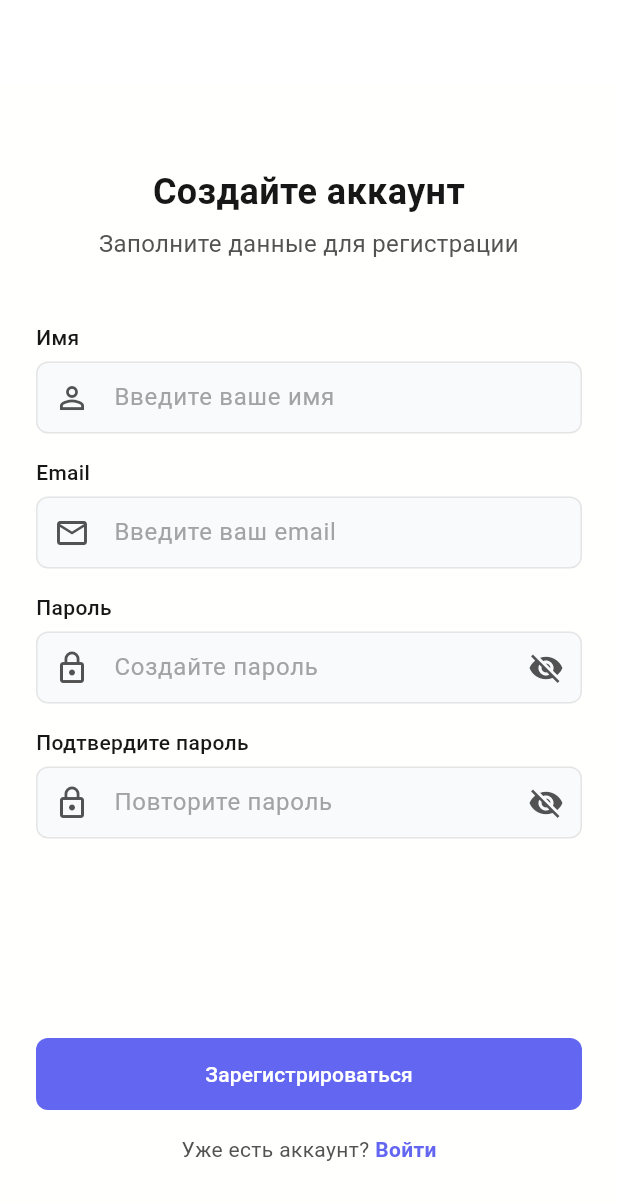
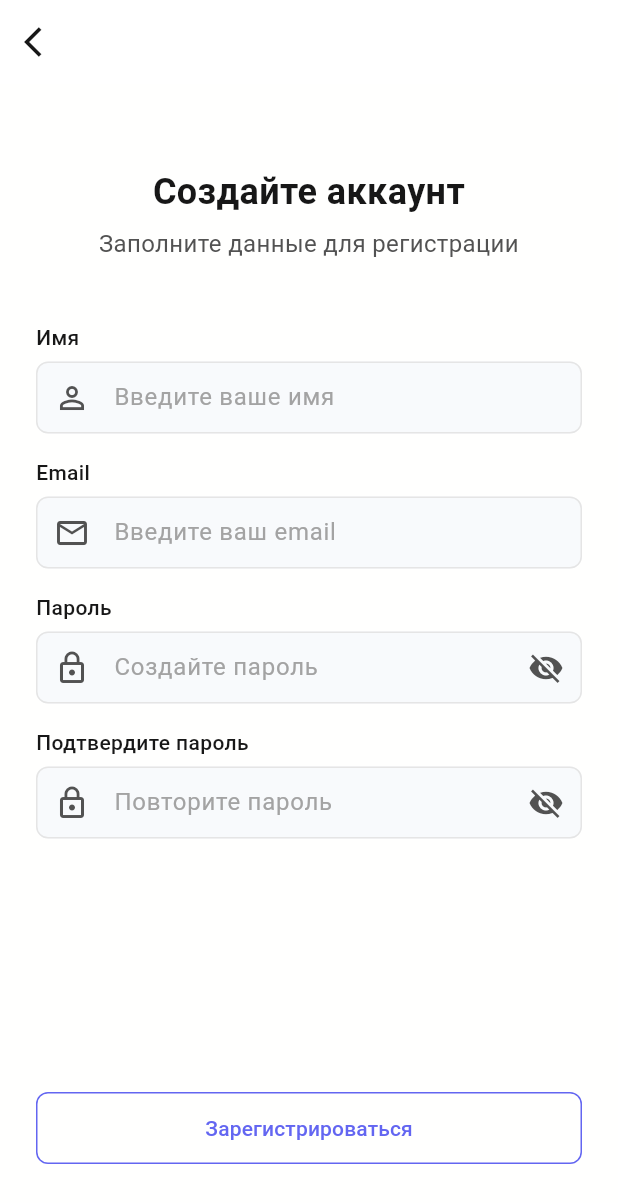
Before and after one commit to AskarKasimov/attendify, a Flutter app: the screen it shows after launch, after a tap on "Зарегистрироваться", on a phone screen of 412 x 824 dp. Shown: the top 1203 px of the screen. Run offline on Flutter 3.47's test engine with Material 3 defaults, Android fonts, the phone set to English and light mode, and no system bars; our stand-ins replace flutter_bloc, flutter_secure_storage, freezed_annotation, get_it, go_router.

Commit message:
feat: auth gate + flutter splash

```diff
--- a/flutter_app/lib/core/router/app_router.dart
+++ b/flutter_app/lib/core/router/app_router.dart
@@ -2,37 +2,26 @@ import 'package:flutter/material.dart';
 import 'package:flutter_app/features/auth/presentation/bloc/auth_bloc.dart';
 import 'package:flutter_app/features/auth/presentation/pages/login_page.dart';
 import 'package:flutter_app/features/auth/presentation/pages/register_page.dart';
+import 'package:flutter_app/features/auth/presentation/pages/splash_screen.dart';
 import 'package:flutter_app/features/home/presentation/pages/home_page.dart';
 import 'package:go_router/go_router.dart';
 
 class AppRouter {
+  static const String splash = '/';
   static const String login = '/login';
   static const String register = '/register';
-  static const String home = '/';
+  static const String home = '/home';
 
   static GoRouter createRouter(final AuthBloc authBloc) => GoRouter(
-    initialLocation: login,
-    redirect: (final context, final state) {
-      final authState = authBloc.state;
-      final isLoginPage = state.matchedLocation == login;
-      final isRegisterPage = state.matchedLocation == register;
-      final isAuthPage = isLoginPage || isRegisterPage;
-
-      // If user is authenticated and trying to access auth pages, redirect to home
-      if (authState is AuthAuthenticated && isAuthPage) {
-        return home;
-      }
-
-      // If user is not authenticated and not on auth pages, redirect to login
-      if (authState is! AuthAuthenticated && !isAuthPage) {
-        return login;
-      }
-
-      // No redirect needed
-      return null;
-    },
+    initialLocation: splash,
+    // Убираем глобальные редиректы - теперь SplashScreen сам управляет навигацией
     refreshListenable: AuthStateNotifier(authBloc),
     routes: [
+      GoRoute(
+        path: splash,
+        name: 'splash',
+        builder: (final context, final state) => const SplashScreen(),
+      ),
       GoRoute(
         path: login,
         name: 'login',
--- a/flutter_app/lib/features/auth/presentation/bloc/auth_bloc.dart
+++ b/flutter_app/lib/features/auth/presentation/bloc/auth_bloc.dart
@@ -66,7 +66,7 @@ class AuthBloc extends Bloc<AuthEvent, AuthState> {
       final user = await _loginUseCase(email: email, password: password);
       emit(AuthAuthenticated(user));
     } catch (e) {
-      emit(AuthError(_getErrorMessage(e)));
+      emit(AuthUnauthenticated(_getErrorMessage(e)));
     }
   }
 
@@ -86,7 +86,7 @@ class AuthBloc extends Bloc<AuthEvent, AuthState> {
       );
       emit(AuthAuthenticated(user));
     } catch (e) {
-      emit(AuthError(_getErrorMessage(e)));
+      emit(AuthUnauthenticated(_getErrorMessage(e)));
     }
   }
 
@@ -97,7 +97,7 @@ class AuthBloc extends Bloc<AuthEvent, AuthState> {
       await _logoutUseCase();
       emit(const AuthUnauthenticated());
     } catch (e) {
-      emit(AuthError(_getErrorMessage(e)));
+      emit(AuthUnauthenticated(_getErrorMessage(e)));
     }
   }
 
--- a/flutter_app/lib/features/auth/presentation/bloc/auth_state.dart
+++ b/flutter_app/lib/features/auth/presentation/bloc/auth_state.dart
@@ -18,10 +18,6 @@ final class AuthAuthenticated extends AuthState {
 }
 
 final class AuthUnauthenticated extends AuthState {
-  const AuthUnauthenticated();
+  const AuthUnauthenticated([this.errorMessage]);
+  final String? errorMessage;
 }
-
-final class AuthError extends AuthState {
-  const AuthError(this.message);
-  final String message;
-}
--- a/flutter_app/lib/features/auth/presentation/pages/login_page.dart
+++ b/flutter_app/lib/features/auth/presentation/pages/login_page.dart
@@ -89,13 +89,17 @@ class _LoginPageState extends State<LoginPage> {
               // Login button
               BlocConsumer<AuthBloc, AuthState>(
                 listener: (final context, final state) {
-                  if (state is AuthError) {
+                  if (state is AuthUnauthenticated &&
+                      state.errorMessage != null) {
                     ScaffoldMessenger.of(context).showSnackBar(
                       SnackBar(
-                        content: Text(state.message),
+                        content: Text(state.errorMessage!),
                         backgroundColor: AppColors.error,
                       ),
                     );
+                  } else if (state is AuthAuthenticated) {
+                    // После успешного логина переходим на главную
+                    context.go('/home');
                   }
                 },
                 builder: (final context, final state) => AppButton.primary(
@@ -155,8 +159,8 @@ class _LoginPageState extends State<LoginPage> {
                     ),
                   ),
                   GestureDetector(
-                    onTap: () {
-                      context.go('/register');
+                    onTap: () async {
+                      await context.push('/register');
                     },
                     child: Text(
                       'Зарегистрироваться',
--- a/flutter_app/lib/features/auth/presentation/pages/register_page.dart
+++ b/flutter_app/lib/features/auth/presentation/pages/register_page.dart
@@ -55,7 +55,17 @@ class _RegisterPageState extends State<RegisterPage> {
   Widget build(final BuildContext context) => Scaffold(
     backgroundColor: AppColors.background,
     appBar: AppBar(
-      title: const Text('Регистрация'),
+      leading: IconButton(
+        onPressed: () async {
+          if (context.canPop()) {
+            context.pop();
+          } else {
+            await context.push('/login');
+          }
+        },
+        icon: const Icon(Icons.arrow_back_ios),
+      ),
+      title: const Text('Вернуться ко входу'),
       backgroundColor: AppColors.surface,
     ),
     body: SafeArea(
@@ -138,45 +148,25 @@ class _RegisterPageState extends State<RegisterPage> {
               // Register button
               BlocConsumer<AuthBloc, AuthState>(
                 listener: (final context, final state) {
-                  if (state is AuthError) {
+                  if (state is AuthUnauthenticated &&
+                      state.errorMessage != null) {
                     ScaffoldMessenger.of(context).showSnackBar(
                       SnackBar(
-                        content: Text(state.message),
+                        content: Text(state.errorMessage!),
                         backgroundColor: AppColors.error,
                       ),
                     );
+                  } else if (state is AuthAuthenticated) {
+                    // После успешной регистрации переходим на главную
+                    context.go('/home');
                   }
                 },
-                builder: (final context, final state) => AppButton.primary(
+                builder: (final context, final state) => AppButton.outline(
                   onPressed: state is AuthLoading ? null : _onRegisterPressed,
                   text: 'Зарегистрироваться',
                   isLoading: state is AuthLoading,
                   isFullWidth: true,
                 ),
-              ),
-              const SizedBox(height: 16),
-
-              // Login link
-              Row(
-                mainAxisAlignment: MainAxisAlignment.center,
-                children: [
-                  Text(
-                    'Уже есть аккаунт? ',
-                    style: AppTextStyles.bodyMedium.copyWith(
-                      color: AppColors.textSecondary,
-                    ),
-                  ),
-                  GestureDetector(
-                    onTap: context.pop,
-                    child: Text(
-                      'Войти',
-                      style: AppTextStyles.bodyMedium.copyWith(
-                        color: AppColors.primary,
-                        fontWeight: FontWeight.w600,
-                      ),
-                    ),
-                  ),
-                ],
               ),
               const SizedBox(height: 24),
             ],
--- /dev/null
+++ b/flutter_app/lib/features/auth/presentation/pages/splash_screen.dart
@@ -0,0 +1,80 @@
+import 'package:flutter/material.dart';
+import 'package:flutter_app/features/auth/presentation/bloc/auth_bloc.dart';
+import 'package:flutter_app/ui_kit/components/app_components.dart';
+import 'package:flutter_app/ui_kit/theme/app_colors.dart';
+import 'package:flutter_app/ui_kit/theme/app_text_styles.dart';
+import 'package:flutter_bloc/flutter_bloc.dart';
+import 'package:go_router/go_router.dart';
+
+class SplashScreen extends StatefulWidget {
+  const SplashScreen({super.key});
+
+  @override
+  State<SplashScreen> createState() => _SplashScreenState();
+}
+
+class _SplashScreenState extends State<SplashScreen> {
+  @override
+  void initState() {
+    super.initState();
+    // проверка аутентификации при запуске приложения
+    context.read<AuthBloc>().add(const CheckAuthStatus());
+  }
+
+  @override
+  Widget build(final BuildContext context) => BlocListener<AuthBloc, AuthState>(
+    listener: (final context, final state) {
+      switch (state) {
+        case AuthAuthenticated():
+          context.go('/home');
+        case AuthUnauthenticated():
+          context.go('/login');
+        default:
+          break;
+      }
+    },
+    child: Scaffold(
+      backgroundColor: AppColors.background,
+      body: Center(
+        child: Column(
+          mainAxisAlignment: MainAxisAlignment.center,
+          children: [
+            Container(
+              width: 120,
+              height: 120,
+              decoration: BoxDecoration(
+                color: AppColors.primary,
+                borderRadius: BorderRadius.circular(24),
+              ),
+              child: const Icon(
+                Icons.event_available,
+                size: 60,
+                color: Colors.white,
+              ),
+            ),
+            const SizedBox(height: 32),
+
+            Text(
+              'Attendify',
+              style: AppTextStyles.displaySmall.copyWith(
+                color: AppColors.primary,
+                fontWeight: FontWeight.bold,
+              ),
+            ),
+            const SizedBox(height: 8),
+
+            Text(
+              'Управление посещаемостью',
+              style: AppTextStyles.bodyLarge.copyWith(
+                color: AppColors.textSecondary,
+              ),
+            ),
+            const SizedBox(height: 48),
+
+            const AppLoadingIndicator(),
+          ],
+        ),
+      ),
+    ),
+  );
+}
```
Also changed, not shown: flutter_app/lib/features/home/presentation/pages/home_page.dart (+47 -14 lines).
